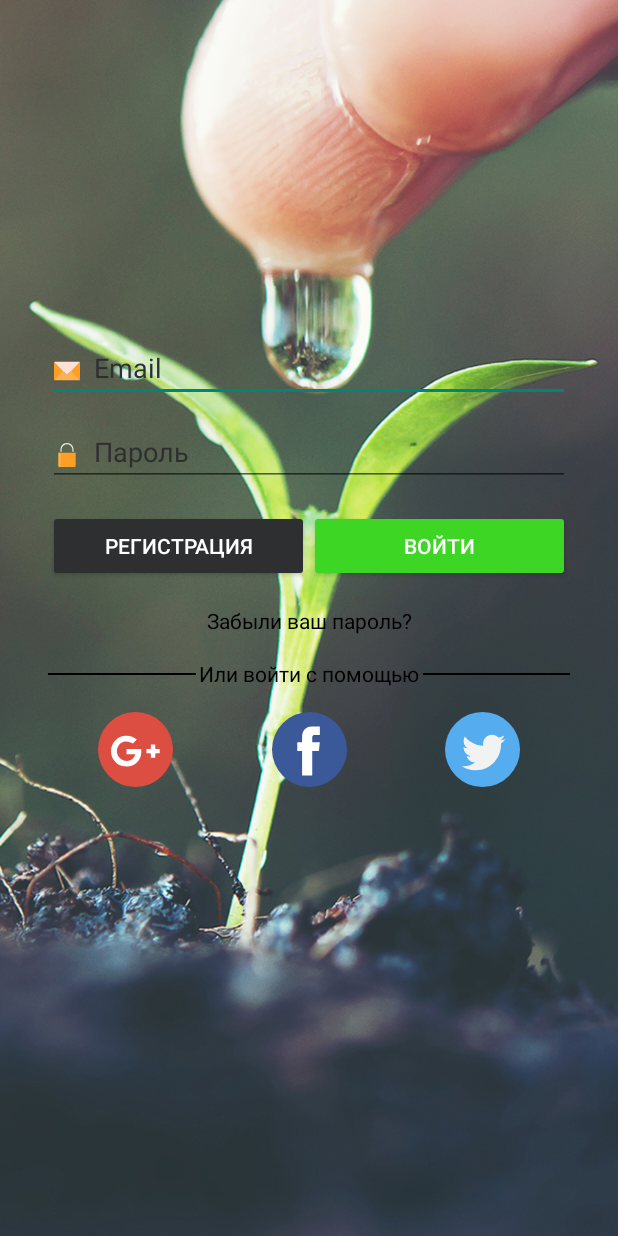
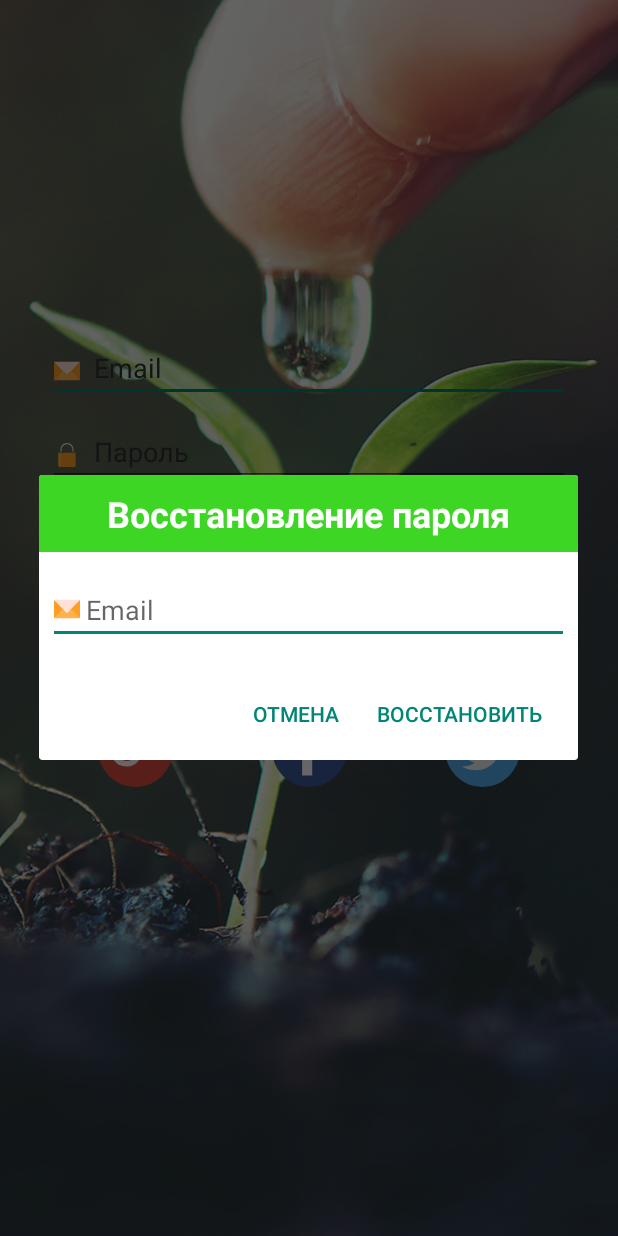
Before and after one commit to mr-variant/EnglishGrow, an Android app: the screen it shows after launch (EmailPasswordActivity), after a tap on "Забыли ваш пароль?", on a phone screen of 412 x 824 dp. Run offline under Robolectric (Android 15) with nearby library versions, the phone set to English and light mode, and no system bars; our stand-ins replace Firebase (no records; nobody signed in at launch, a user with empty details on screens opened directly).

Commit message:
Add password recovery.

```diff
--- a/app/src/main/java/aksenchyk/englishgrow/EmailPasswordActivity.java
+++ b/app/src/main/java/aksenchyk/englishgrow/EmailPasswordActivity.java
@@ -18,6 +18,8 @@ import android.widget.TextView;
 import android.widget.Toast;
 
 import com.google.android.gms.tasks.OnCompleteListener;
+import com.google.android.gms.tasks.OnFailureListener;
+import com.google.android.gms.tasks.OnSuccessListener;
 import com.google.android.gms.tasks.Task;
 import com.google.firebase.auth.AuthResult;
 import com.google.firebase.auth.FirebaseAuth;
@@ -31,6 +33,7 @@ public class EmailPasswordActivity extends AppCompatActivity implements View.OnC
 
     private ProgressDialog mProgressDialog;
     private AlertDialog mRegAlertDialog;
+    private AlertDialog mRestoreAlertDialog;
 
     private EditText mLoginEditText;
     private EditText mPasswordEditText;
@@ -45,7 +48,6 @@ public class EmailPasswordActivity extends AppCompatActivity implements View.OnC
         setContentView(R.layout.activity_email_password);
 
         // Views
-
 
         // Buttons
         findViewById(R.id.logInButton).setOnClickListener(this);
@@ -70,7 +72,6 @@ public class EmailPasswordActivity extends AppCompatActivity implements View.OnC
 
 
         mAuth = FirebaseAuth.getInstance();
-
     }
 
     @Override
@@ -80,7 +81,6 @@ public class EmailPasswordActivity extends AppCompatActivity implements View.OnC
         FirebaseUser currentUser = mAuth.getCurrentUser();
         updateUI(currentUser);
     }
-
 
     private void createAccount(String email, String password) {
 
@@ -93,11 +93,12 @@ public class EmailPasswordActivity extends AppCompatActivity implements View.OnC
                         if (task.isSuccessful()) {
                             // Sign in success, update UI with the signed-in user's information
                             FirebaseUser user = mAuth.getCurrentUser();
+
                             hideProgressDialog();
                             mRegAlertDialog.dismiss();
                         } else {
                             // If sign in fails, display a message to the user.
-                            Toast toast =Toast.makeText(EmailPasswordActivity.this, "Authentication failed. " +  task.getException().getMessage() ,
+                            Toast toast = Toast.makeText(EmailPasswordActivity.this, "Authentication failed. " +  task.getException().getMessage() ,
                                     Toast.LENGTH_LONG);
                             toast.setGravity(Gravity.CENTER, 0, 0);
                             toast.show();
@@ -106,7 +107,6 @@ public class EmailPasswordActivity extends AppCompatActivity implements View.OnC
 
                     }
                 });
-
     }
 
     private void signIn(String email, String password) {
@@ -147,7 +147,30 @@ public class EmailPasswordActivity extends AppCompatActivity implements View.OnC
     }
 
 
+    private void sendPasswordResetEmail(String email) {
+        // Отправляем email с паролем
+        mAuth.sendPasswordResetEmail(email).addOnCompleteListener( new OnCompleteListener() {
+            @Override
+            public void onComplete(@NonNull Task task) {
+                if (task.isSuccessful()) {
+                    mRestoreAlertDialog.dismiss();
+                    Toast toast = Toast.makeText(EmailPasswordActivity.this, getString(R.string.forgotPassMessage) ,
+                            Toast.LENGTH_LONG);
+                    toast.setGravity(Gravity.CENTER, 0, 0);
+                    toast.show();
+                }
+                else {
+                    Toast toast = Toast.makeText(EmailPasswordActivity.this, task.getException().getMessage().toString() ,
+                            Toast.LENGTH_LONG);
+                    toast.setGravity(Gravity.CENTER, 0, 0);
+                    toast.show();
+                }
+            }
+        });
 
+
+
+    }
 
     private void signOut() {
         mAuth.signOut();
@@ -159,7 +182,6 @@ public class EmailPasswordActivity extends AppCompatActivity implements View.OnC
         mPasswordErrorTextView.setVisibility(View.GONE);
         hideProgressDialog();
     }
-
 
     @Override
     public void onClick(View view) {
@@ -281,8 +303,51 @@ public class EmailPasswordActivity extends AppCompatActivity implements View.OnC
 
 
             case R.id.forgetPasswordTextView:
-                Toast.makeText(EmailPasswordActivity.this, "forgetPasswordTextView .",
-                        Toast.LENGTH_SHORT).show();
+
+                AlertDialog.Builder restoreWindows = new AlertDialog.Builder(
+                        EmailPasswordActivity.this);
+
+                restoreWindows.setPositiveButton(getString(R.string.forgotPassButt), null);
+                restoreWindows.setNegativeButton(getString(R.string.cancel), null);
+
+                LayoutInflater inflaterRestore = EmailPasswordActivity.this.getLayoutInflater();
+                restoreWindows.setView(inflaterRestore.inflate(R.layout.alert_dialog_forgot_password, null));
+
+                mRestoreAlertDialog = restoreWindows.create();
+                mRestoreAlertDialog.setOnShowListener(new DialogInterface.OnShowListener() {
+
+                    @Override
+                    public void onShow(DialogInterface dialog) {
+
+                        Button b = mRestoreAlertDialog.getButton(AlertDialog.BUTTON_POSITIVE);
+                        b.setOnClickListener(new View.OnClickListener() {
+
+                            @Override
+                            public void onClick(View view) {
+                                // TODO Do something
+                                final EditText restoreEmailEditText = (EditText) ((AlertDialog) mRestoreAlertDialog).findViewById(R.id.restoreEmailEditText);
+                                String email = restoreEmailEditText.getText().toString();
+                                final TextView emailError = (TextView) ((AlertDialog) mRestoreAlertDialog).findViewById(R.id.restoreEmailErrorTextView);
+
+                                emailError.setVisibility(View.GONE);
+
+                                if(email.isEmpty()) {
+                                    emailError.setText(getString(R.string.loginIsNull));
+                                    emailError.setVisibility(View.VISIBLE);
+                                } else if(!isValidEmail(email)){
+                                    emailError.setText(getString(R.string.loginIsNotValid));
+                                    emailError.setVisibility(View.VISIBLE);
+                                } else {
+                                    sendPasswordResetEmail(email);
+                                }
+
+                            }
+                        });
+                    }
+                });
+
+                mRestoreAlertDialog.show();
+
                 break;
 
 
--- /dev/null
+++ b/app/src/main/res/layout/alert_dialog_forgot_password.xml
@@ -0,0 +1,45 @@
+<?xml version="1.0" encoding="utf-8"?>
+<LinearLayout xmlns:android="http://schemas.android.com/apk/res/android"
+    android:layout_width="match_parent"
+    android:layout_height="match_parent"
+    android:orientation="vertical">
+
+    <TextView
+        android:id="@+id/titleForgotPassTextView"
+        android:layout_width="match_parent"
+        android:layout_height="wrap_content"
+        android:background="@color/colorSingInButton"
+        android:paddingBottom="9dp"
+        android:paddingTop="9dp"
+        android:text="@string/forgotPassTitle"
+        android:textAlignment="center"
+        android:textColor="@android:color/white"
+        android:textSize="24sp"
+        android:textStyle="bold" />
+
+    <EditText
+        android:id="@+id/restoreEmailEditText"
+        android:layout_width="match_parent"
+        android:layout_height="wrap_content"
+        android:layout_marginBottom="4dp"
+        android:layout_marginLeft="6dp"
+        android:layout_marginRight="6dp"
+        android:layout_marginTop="16dp"
+        android:drawableLeft="@drawable/ic_mail"
+        android:drawablePadding="4dp"
+        android:hint="@string/fieldEmail"
+        android:inputType="textEmailAddress" />
+
+    <TextView
+        android:id="@+id/restoreEmailErrorTextView"
+        android:layout_width="match_parent"
+        android:layout_height="wrap_content"
+        android:layout_marginLeft="12dp"
+        android:layout_marginRight="12dp"
+        android:text="@string/loginIsNull"
+        android:textColor="@color/colorScarlet"
+        android:textSize="8sp"
+        android:visibility="invisible" />
+
+
+</LinearLayout>
--- a/app/src/main/res/values/strings.xml
+++ b/app/src/main/res/values/strings.xml
@@ -24,5 +24,9 @@
     <string name="switchRules">С правилами согласен</string>
     <string name="passDontEquals">Пароль не совпадает</string>
     <string name="rulesErr">Согласитесь с правилами</string>
+    <string name="forgotPassTitle">Восстановление пароля</string>
+    <string name="forgotPassButt">Восстановить</string>
+    <string name="forgotPassMessage">На вашу почту отправлено письмо для восстановления</string>
+
 
 </resources>
```
